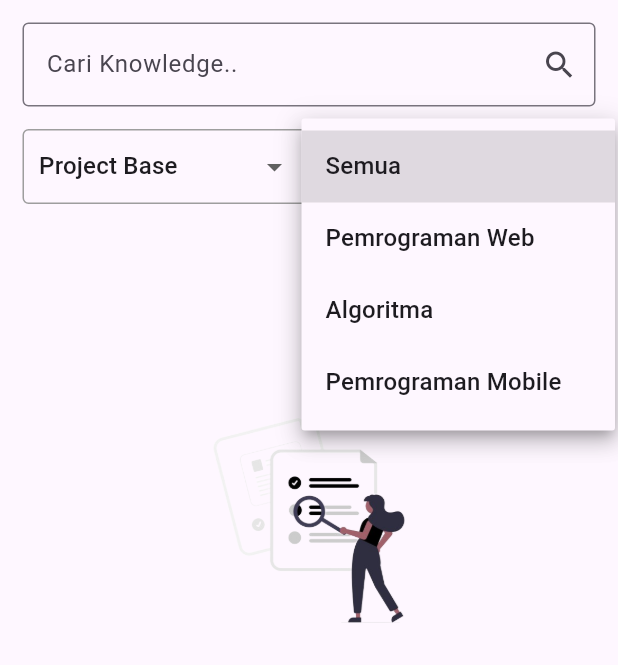
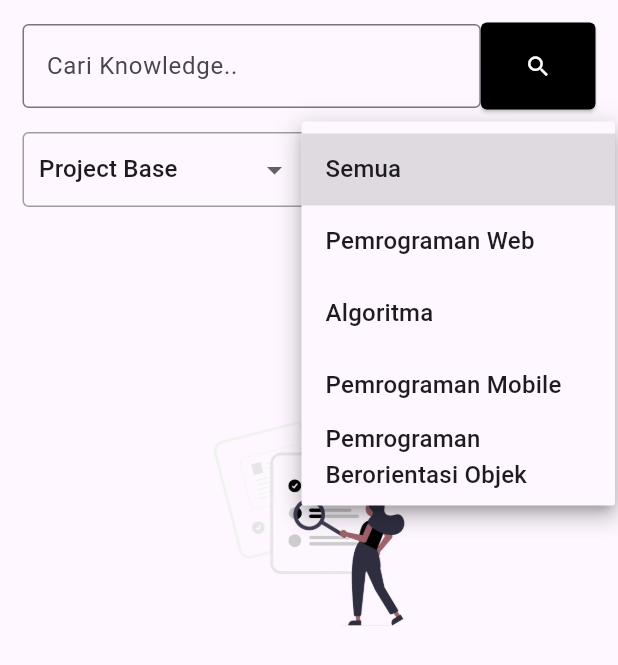
Before and after one commit to AlvinIndrawan/my_kms_repo, a Flutter app: the Search widget shown alone on an empty page, opened directly, after a tap on "Semua", on a phone screen of 412 x 824 dp. Shown: the top 665 px of the screen. Run offline on Flutter 3.47's test engine with Material 3 defaults, Android fonts, the phone set to English and light mode, and no system bars; our stand-ins replace cloud_firestore, file_picker, firebase_auth, firebase_core, firebase_storage, image_picker and 1 more; missing offline and left inert: flutter_downloader; accounts and stored records are empty.

Commit message:
Create filter in search page

```diff
--- a/lib/pages/home/search.dart
+++ b/lib/pages/home/search.dart
@@ -22,30 +22,168 @@ class _SearchState extends State<Search> {
 
   @override
   Widget build(BuildContext context) {
+    Widget selected_widget_type;
+    if (selectedOptionCategory == 'Project Base' ||
+        selectedOptionCategory == 'Modul Kuliah') {
+      selected_widget_type = Container(
+        width: (MediaQuery.of(context).size.width - 30) / 2,
+        padding: EdgeInsets.symmetric(horizontal: 10),
+        decoration: BoxDecoration(
+          border: Border.all(
+            color: Colors.grey,
+            width: 1.0,
+            style: BorderStyle.solid,
+          ),
+          borderRadius: BorderRadius.circular(4.0),
+        ),
+        child: DropdownButton<String>(
+          value: selectedOptionMatkul,
+          onChanged: (newValue) {
+            setState(() {
+              selectedOptionMatkul = newValue!;
+            });
+          },
+          items: [
+            'Semua',
+            'Pemrograman Web',
+            'Algoritma',
+            'Pemrograman Mobile',
+            'Pemrograman Berorientasi Objek'
+          ].map((String value) {
+            return DropdownMenuItem<String>(
+              value: value,
+              child: Text(value),
+            );
+          }).toList(),
+          isExpanded: true,
+          underline: Container(),
+        ),
+      );
+    } else if (selectedOptionCategory == 'Informasi') {
+      selected_widget_type = Container(
+        width: (MediaQuery.of(context).size.width - 30) / 2,
+        padding: EdgeInsets.symmetric(horizontal: 10),
+        decoration: BoxDecoration(
+          border: Border.all(
+            color: Colors.grey,
+            width: 1.0,
+            style: BorderStyle.solid,
+          ),
+          borderRadius: BorderRadius.circular(4.0),
+        ),
+        child: DropdownButton<String>(
+          value: selectedOptionMatkul,
+          onChanged: (newValue) {
+            setState(() {
+              selectedOptionMatkul = newValue!;
+            });
+          },
+          items: [
+            'Semua',
+            'Perkuliahan',
+            'Lab',
+          ].map((String value) {
+            return DropdownMenuItem<String>(
+              value: value,
+              child: Text(value),
+            );
+          }).toList(),
+          isExpanded: true,
+          underline: Container(),
+        ),
+      );
+    } else if (selectedOptionCategory == 'Helpdesk') {
+      selected_widget_type = Container(
+        width: (MediaQuery.of(context).size.width - 30) / 2,
+        padding: EdgeInsets.symmetric(horizontal: 10),
+        decoration: BoxDecoration(
+          border: Border.all(
+            color: Colors.grey,
+            width: 1.0,
+            style: BorderStyle.solid,
+          ),
+          borderRadius: BorderRadius.circular(4.0),
+        ),
+        child: DropdownButton<String>(
+          value: selectedOptionMatkul,
+          onChanged: (newValue) {
+            setState(() {
+              selectedOptionMatkul = newValue!;
+            });
+          },
+          items: [
+            'Semua',
+            'Software',
+            'Koneksi Internet',
+          ].map((String value) {
+            return DropdownMenuItem<String>(
+              value: value,
+              child: Text(value),
+            );
+          }).toList(),
+          isExpanded: true,
+          underline: Container(),
+        ),
+      );
+    } else {
+      selected_widget_type = SizedBox();
+    }
+
     return ListView(
       padding: EdgeInsets.all(15),
       children: [
-        TextField(
+        Row(
+          children: [
+            Container(
+              width: (MediaQuery.of(context).size.width - 30) * 0.8,
+              child: TextField(
                 controller: searchEditingController,
                 decoration: InputDecoration(
-            suffixIcon: Icon(Icons.search),
+                  // suffixIcon: Icon(Icons.search),
                   border: OutlineInputBorder(
                     borderSide: BorderSide(color: Colors.black),
                   ),
                   hintText: 'Cari Knowledge..',
                 ),
-          onEditingComplete: () async {
+              ),
+            ),
+            Container(
+              width: (MediaQuery.of(context).size.width - 30) * 0.2,
+              child: ElevatedButton(
+                onPressed: () async {
                   if (searchEditingController.text.isEmpty) {
                     already_search = false;
                     setState(() {});
                   } else {
-              data =
-                  await getAllDataFromFirestore(searchEditingController.text);
+                    data = await getAllDataFromFirestore(
+                        searchEditingController.text,
+                        selectedOptionCategory,
+                        selectedOptionMatkul);
                     jumlah_data = data.length;
                     already_search = true;
                     setState(() {});
                   }
                 },
+                child: Icon(
+                  Icons.search,
+                  color: Colors.white,
+                ),
+                style: ButtonStyle(
+                  padding: MaterialStateProperty.all<EdgeInsetsGeometry>(
+                    EdgeInsets.symmetric(vertical: 20), // Set the padding here
+                  ),
+                  shape: MaterialStateProperty.all<RoundedRectangleBorder>(
+                    RoundedRectangleBorder(
+                      borderRadius:
+                          BorderRadius.circular(4), // Set the radius here
+                    ),
+                  ),
+                  backgroundColor:
+                      MaterialStateProperty.all<Color>(Colors.black),
+                ),
+              ),
+            )
+          ],
         ),
         SizedBox(
           height: 15,
@@ -68,6 +206,7 @@ class _SearchState extends State<Search> {
                 onChanged: (newValue) {
                   setState(() {
                     selectedOptionCategory = newValue!;
+                    selectedOptionMatkul = 'Semua';
                   });
                 },
                 items: ['Project Base', 'Modul Kuliah', 'Informasi', 'Helpdesk']
@@ -81,39 +220,7 @@ class _SearchState extends State<Search> {
                 underline: Container(),
               ),
             ),
-            Container(
-              width: (MediaQuery.of(context).size.width - 30) / 2,
-              padding: EdgeInsets.symmetric(horizontal: 10),
-              decoration: BoxDecoration(
-                border: Border.all(
-                  color: Colors.grey,
-                  width: 1.0,
-                  style: BorderStyle.solid,
-                ),
-                borderRadius: BorderRadius.circular(4.0),
-              ),
-              child: DropdownButton<String>(
-                value: selectedOptionMatkul,
-                onChanged: (newValue) {
-                  setState(() {
-                    selectedOptionMatkul = newValue!;
-                  });
-                },
-                items: [
-                  'Semua',
-                  'Pemrograman Web',
-                  'Algoritma',
-                  'Pemrograman Mobile'
-                ].map((String value) {
-                  return DropdownMenuItem<String>(
-                    value: value,
-                    child: Text(value),
-                  );
-                }).toList(),
-                isExpanded: true,
-                underline: Container(),
-              ),
-            ),
+            selected_widget_type,
           ],
         ),
         SizedBox(
```
Also changed, not shown: lib/services/search-knowledge-service.dart (+45 -8 lines). Lines whose indentation alone changed are shown as unchanged.
